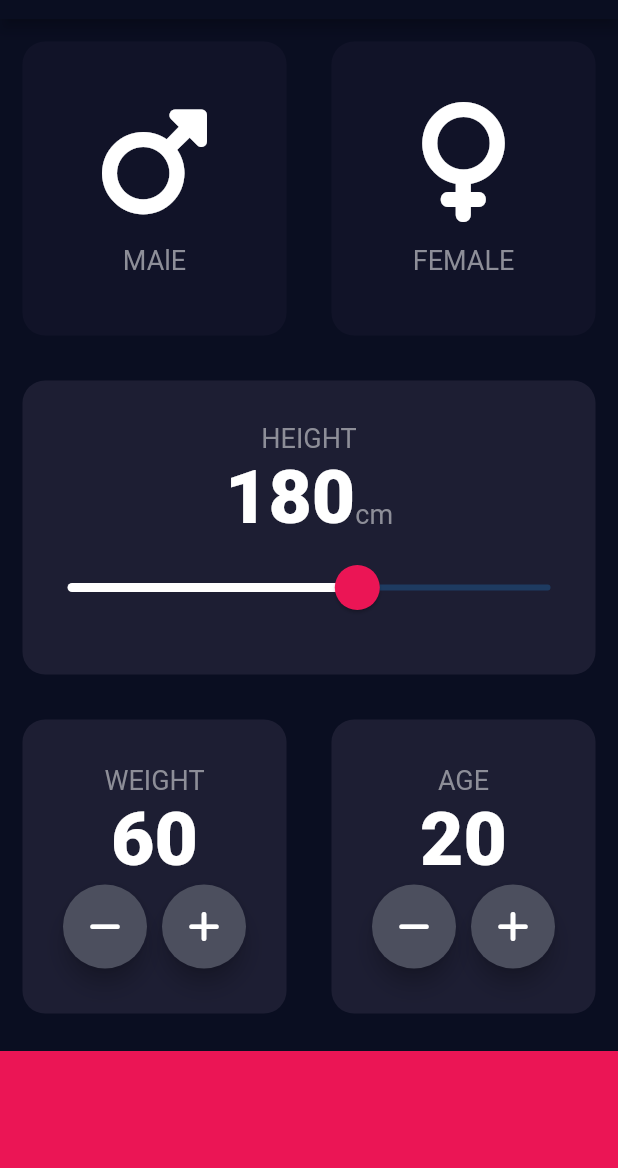
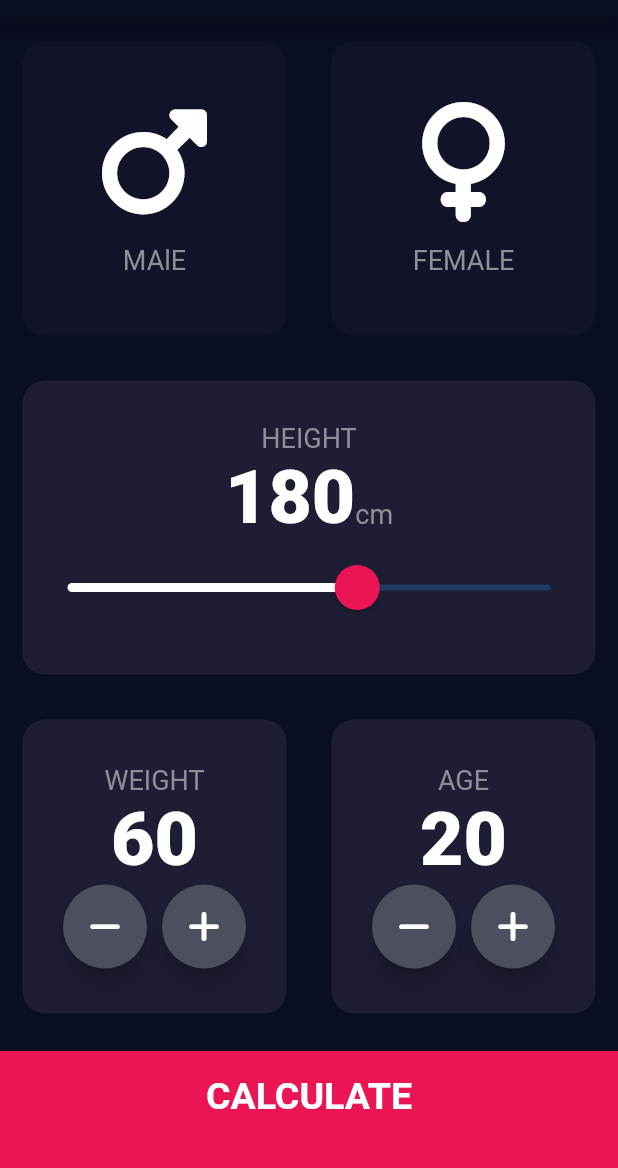
Before and after one commit to MahmoudAboHebil/bmi_calculator_app_flutter, a Flutter app: the screen it shows after launch, on a phone screen of 412 x 824 dp, the part 65-1233 px from its top. Run offline on Flutter 3.47's test engine with Material 2 defaults, Android fonts, the phone set to English and light mode, and no system bars; our stand-ins replace font_awesome_flutter.

Commit message:
input_page.dart is finished, creating the results_page.dart and managing the routes

```diff
--- a/lib/constants.dart
+++ b/lib/constants.dart
@@ -6,3 +6,5 @@ const kActiveCardColour = Color(0xff1d1e33);
 const kInActiveCardColour = Color(0xff111328);
 const kLabelTextStyle = TextStyle(fontSize: 18, color: Color(0xff8d8e98));
 const kNumberTextStyle = TextStyle(fontWeight: FontWeight.w900, fontSize: 50);
+const kLargeButtonTextStyle =
+    TextStyle(fontWeight: FontWeight.bold, fontSize: 25);
--- a/lib/input_page.dart
+++ b/lib/input_page.dart
@@ -1,3 +1,4 @@
+import 'package:bmi_calculator/widgets/round_icon_botton.dart';
 import 'package:flutter/material.dart';
 import 'package:font_awesome_flutter/font_awesome_flutter.dart';
 import 'constants.dart';
@@ -201,38 +202,25 @@ class _InputPageState extends State<InputPage> {
               ],
             ),
           ),
-          Container(
-            color: kBottomContainerColour,
-            margin: EdgeInsets.only(top: 10),
-            width: double.infinity,
-            height: kBottomContainerHeight,
+          GestureDetector(
+            onTap: () {
+              Navigator.pushNamed(context, '/resultsPage');
+            },
+            child: Container(
+              alignment: Alignment.center,
+              child: Text(
+                'CALCULATE',
+                style: kLargeButtonTextStyle,
+              ),
+              color: kBottomContainerColour,
+              margin: EdgeInsets.only(top: 10),
+              padding: EdgeInsets.only(bottom: 20),
+              width: double.infinity,
+              height: kBottomContainerHeight,
+            ),
           )
         ],
       ),
     );
   }
 }
-
-class RoundIconButton extends StatelessWidget {
-  final IconData iconData;
-  final Function onPressed;
-
-  RoundIconButton(this.iconData, this.onPressed);
-
-  @override
-  Widget build(BuildContext context) {
-    return RawMaterialButton(
-      child: Icon(iconData),
-      onPressed: () {
-        onPressed();
-      },
-      shape: CircleBorder(),
-      elevation: 6,
-      fillColor: Color(0xff4c4f5e),
-      constraints: BoxConstraints.tightFor(
-        width: 56,
-        height: 56,
-      ),
-    );
-  }
-}
--- a/lib/main.dart
+++ b/lib/main.dart
@@ -1,3 +1,4 @@
+import 'package:bmi_calculator/results_page.dart';
 import 'package:flutter/material.dart';
 import 'input_page.dart';
 
@@ -11,6 +12,11 @@ class BMICalculator extends StatelessWidget {
   @override
   Widget build(BuildContext context) {
     return MaterialApp(
+      initialRoute: '/',
+      routes: {
+        '/': (context) => InputPage(),
+        '/resultsPage': (context) => ResultsPage()
+      },
       theme: ThemeData.dark().copyWith(
         primaryColor: Color(0xff0a0e21),
         appBarTheme: AppBarTheme(
@@ -25,7 +31,6 @@ class BMICalculator extends StatelessWidget {
           bodySmall: TextStyle(color: Colors.white),
         ),
       ),
-      home: InputPage(),
     );
   }
 }
--- /dev/null
+++ b/lib/results_page.dart
@@ -0,0 +1,15 @@
+import 'package:flutter/material.dart';
+
+class ResultsPage extends StatelessWidget {
+  @override
+  Widget build(BuildContext context) {
+    return Scaffold(
+      appBar: AppBar(
+        title: Center(child: Text('BMI CACULATOR')),
+      ),
+      body: Text(
+        'Hellow World',
+      ),
+    );
+  }
+}
--- /dev/null
+++ b/lib/widgets/round_icon_botton.dart
@@ -0,0 +1,25 @@
+import 'package:flutter/material.dart';
+
+class RoundIconButton extends StatelessWidget {
+  final IconData iconData;
+  final Function onPressed;
+
+  RoundIconButton(this.iconData, this.onPressed);
+
+  @override
+  Widget build(BuildContext context) {
+    return RawMaterialButton(
+      child: Icon(iconData),
+      onPressed: () {
+        onPressed();
+      },
+      shape: CircleBorder(),
+      elevation: 6,
+      fillColor: Color(0xff4c4f5e),
+      constraints: BoxConstraints.tightFor(
+        width: 56,
+        height: 56,
+      ),
+    );
+  }
+}
```
